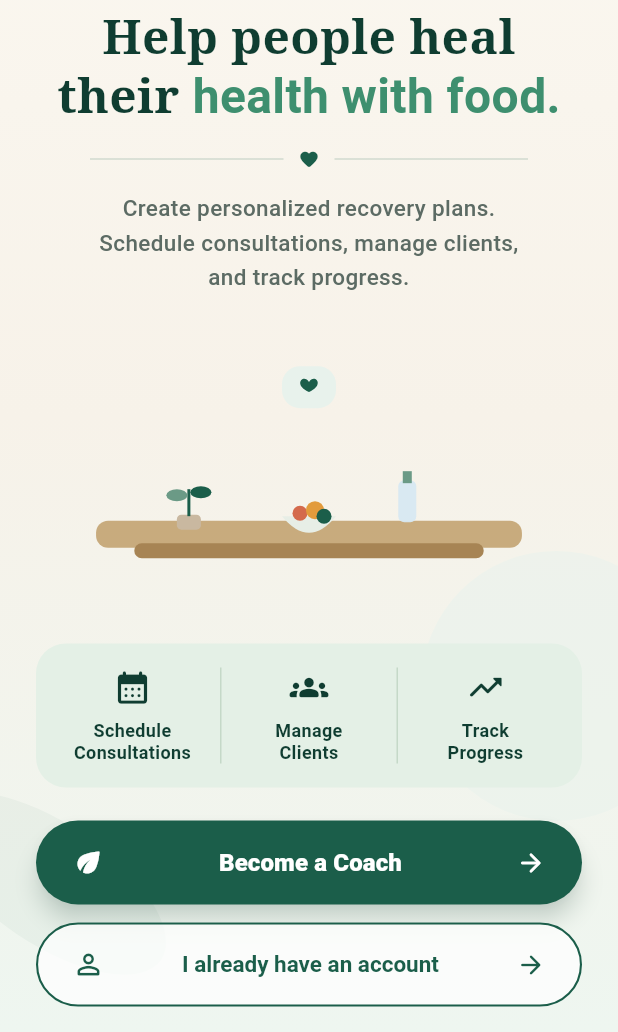
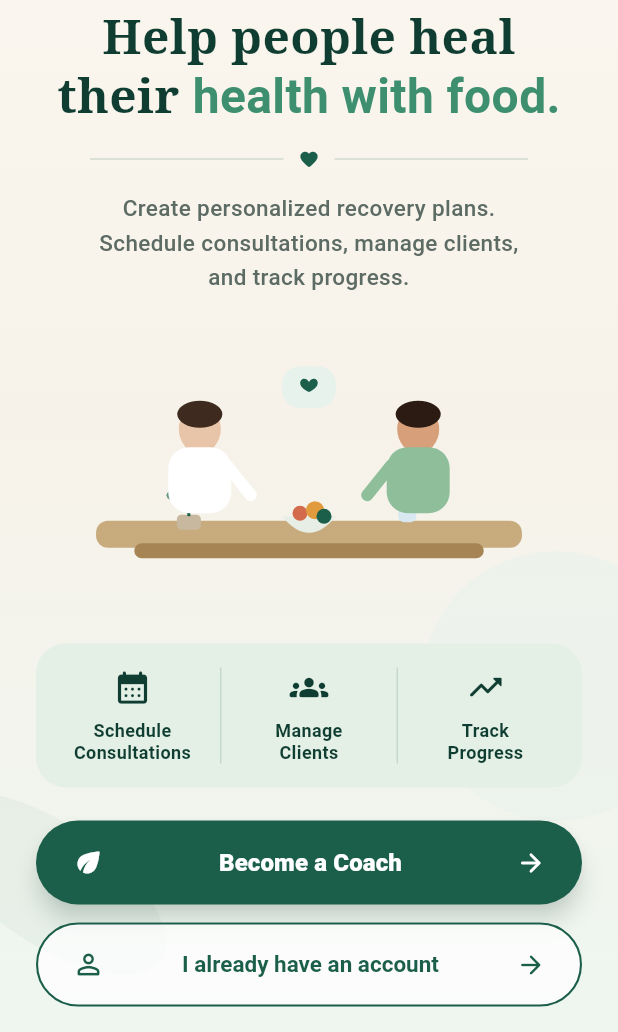
Before and after one commit to kusholmangilal-spec/dietrecoveryhubcoachapp, a Flutter app: the screen it shows after launch, on a phone screen of 412 x 824 dp, the part 204-1236 px from its top. Run offline on Flutter 3.47's test engine with Material 3 defaults, Android fonts, the phone set to English and light mode, and no system bars; accounts and stored records are empty.

Commit message:
Fix welcome illustration painter args and logo semantics.
Co-authored-by: kusholmangilal-spec <kusholmangilal-spec@users.noreply.github.com>

```diff
--- a/lib/screens/welcome_screen.dart
+++ b/lib/screens/welcome_screen.dart
@@ -29,15 +29,12 @@ class WelcomeScreen extends StatelessWidget {
                     child: Column(
                       children: [
                         const SizedBox(height: 8),
-                        Semantics(
-                          label: 'Diet Recovery Hub logo',
-                          image: true,
-                          child: Image.asset(
-                            'assets/images/diet_recovery_hub_logo.png',
-                            height: width < 360 ? 72 : 88,
-                            fit: BoxFit.contain,
-                            filterQuality: FilterQuality.high,
-                          ),
+                        Image.asset(
+                          'assets/images/diet_recovery_hub_logo.png',
+                          height: width < 360 ? 72 : 88,
+                          fit: BoxFit.contain,
+                          filterQuality: FilterQuality.high,
+                          semanticLabel: 'Diet Recovery Hub logo',
                         ),
                         SizedBox(height: width < 360 ? 20 : 28),
                         Text.rich(
--- a/lib/widgets/welcome_illustration.dart
+++ b/lib/widgets/welcome_illustration.dart
@@ -51,7 +51,7 @@ class _ConsultationPainter extends CustomPainter {
     _drawBottle(canvas, Offset(size.width * 0.68, tableY - 8));
 
     _drawPerson(
-      canvas,
+      canvas: canvas,
       origin: Offset(size.width * 0.30, tableY - 18),
       facingRight: true,
       coat: Colors.white,
@@ -59,7 +59,7 @@ class _ConsultationPainter extends CustomPainter {
       skin: const Color(0xFFE8C4A8),
     );
     _drawPerson(
-      canvas,
+      canvas: canvas,
       origin: Offset(size.width * 0.70, tableY - 18),
       facingRight: false,
       coat: const Color(0xFF8FBF9A),
```
